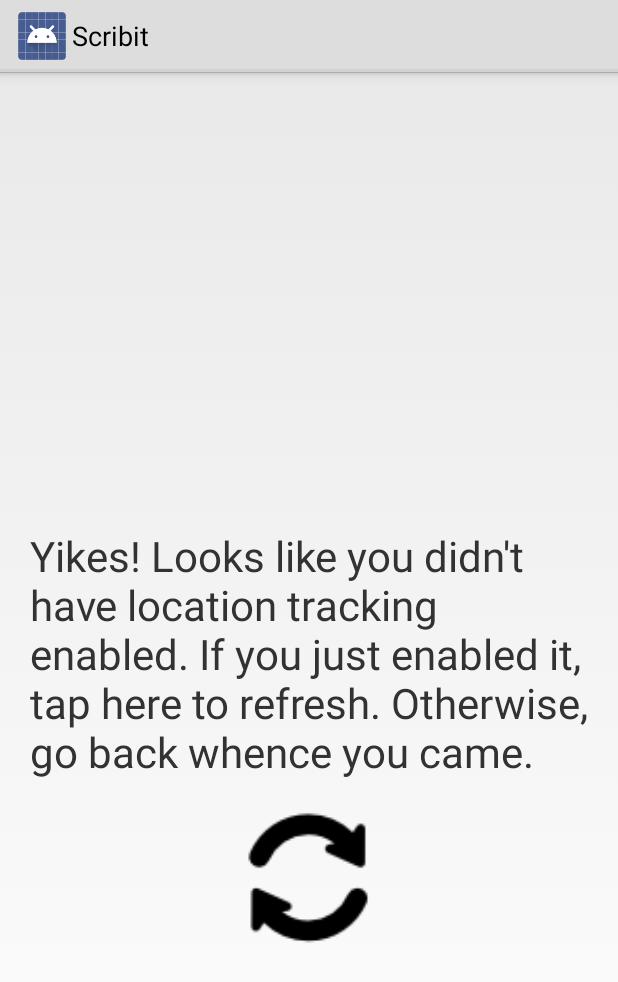
After one commit to mastermind1981/Scribit, an Android app: the layout activity_invalid_tracker.xml on its own in the app's theme, with its tools: preview values and no code run, on a phone screen of 412 x 824 dp. The commit adds this screen. Shown: the top 982 px of the screen. Run offline under Robolectric (Android 15) with nearby library versions, the phone set to English and light mode, and no system bars.

Commit message:
Considered the situation when challenge tracking is attempted sans location services; not ideal but more graceful handling so as to avoid a crash in all cases.

```diff
--- a/app/src/main/java/scribit/sjbodzo/com/scribit/ChallengeTrackerActivity.java
+++ b/app/src/main/java/scribit/sjbodzo/com/scribit/ChallengeTrackerActivity.java
@@ -43,6 +43,10 @@ public class ChallengeTrackerActivity extends Activity {
         });
     }
 
+    @Override
+    public void onResume() {
+        super.onResume();
+    }
 
     @Override
     public boolean onCreateOptionsMenu(Menu menu) {
--- a/app/src/main/java/scribit/sjbodzo/com/scribit/LoginActivity.java
+++ b/app/src/main/java/scribit/sjbodzo/com/scribit/LoginActivity.java
@@ -249,6 +249,7 @@ public class LoginActivity extends Activity implements GooglePlayServicesClient.
     }
 
     //TODO: incorporate inviting tutorial to first time app user?
+
     public void firstLaunchCheck() {
         SharedPreferences spRef = getSharedPreferences(PREFS_SETTINGS, 0);
         boolean isFirstTimeUser = spRef.getBoolean("pref_key_virginal_ux", true);
--- /dev/null
+++ b/app/src/main/res/layout/activity_invalid_tracker.xml
@@ -0,0 +1,26 @@
+<?xml version="1.0" encoding="utf-8"?>
+
+<RelativeLayout xmlns:android="http://schemas.android.com/apk/res/android"
+    android:orientation="vertical" android:layout_width="match_parent"
+    android:layout_height="match_parent">
+
+    <TextView
+        android:layout_marginLeft="20dp"
+        android:layout_marginRight="20dp"
+        android:textSize="28sp"
+        android:layout_marginBottom="15dp"
+        android:id="@+id/loc_refresh_prompt_tv"
+        android:text="Yikes! Looks like you didn't have location tracking enabled. If you just enabled it, tap here to refresh. Otherwise, go back whence you came."
+        android:layout_centerHorizontal="true"
+        android:layout_centerVertical="true"
+        android:layout_width="wrap_content"
+        android:layout_height="wrap_content" />
+
+    <ImageView
+        android:src="@drawable/ic_refresh"
+        android:layout_centerHorizontal="true"
+        android:layout_below="@id/loc_refresh_prompt_tv"
+        android:layout_width="100dp"
+        android:layout_height="100dp" />
+
+</RelativeLayout>
```
Also changed, not shown: app/src/main/java/scribit/sjbodzo/com/scribit/ChallengeTrackerAdapter.java (+29 -4 lines), app/src/main/java/scribit/sjbodzo/com/scribit/ChallengeTrackerListViewFragment.java (+9 -1 lines), app/src/main/ic_refresh-web.png (added), app/src/main/res/drawable-hdpi/ic_refresh.png (added), app/src/main/res/drawable-mdpi/ic_refresh.png (added), app/src/main/res/drawable-xhdpi/ic_refresh.png (added), app/src/main/res/drawable-xxhdpi/ic_refresh.png (added).
